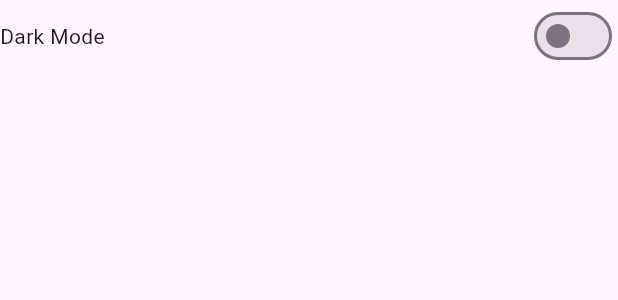
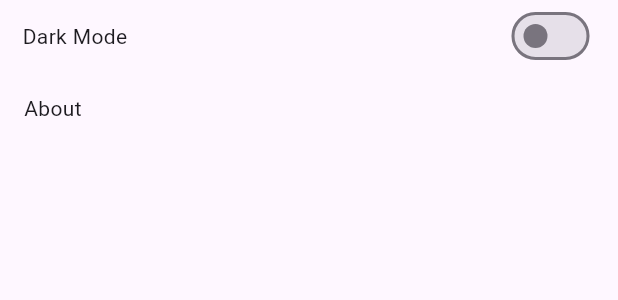
Before and after one commit to rithik20/free_pdf_reader, a Flutter app: the SettingsBody widget shown alone on an empty page, opened directly, on a phone screen of 412 x 824 dp. Shown: the top 300 px of the screen. Run offline on Flutter 3.47's test engine with Material 2 defaults, Android fonts, the phone set to English and light mode, and no system bars; our stand-ins replace file_picker, permission_handler, shared_preferences; missing offline and left inert: flutter_pdfview; accounts and stored records are empty.

Commit message:
added about page

```diff
--- a/lib/user_interface/settings/settings.dart
+++ b/lib/user_interface/settings/settings.dart
@@ -13,7 +13,6 @@ class Settings extends StatelessWidget {
         title: const Text("Settings"),
       ),
       body: Container(
-        padding: const EdgeInsets.all(5.0),
           width: MediaQuery.of(context).size.width,
           height: MediaQuery.of(context).size.height,
           child: const SettingsBody()),
--- a/lib/user_interface/settings/widgets/settings_body.dart
+++ b/lib/user_interface/settings/widgets/settings_body.dart
@@ -1,6 +1,7 @@
 import 'package:flutter/material.dart';
 import 'package:pdf_reader/business_logic/app_style/app_theme.dart';
 import 'package:pdf_reader/business_logic/shared_preferences/app_theme_store.dart';
+import 'package:pdf_reader/user_interface/app_about_page/app_about_page.dart';
 import 'package:provider/provider.dart';
 
 class SettingsBody extends StatelessWidget {
@@ -8,26 +9,36 @@ class SettingsBody extends StatelessWidget {
 
   @override
   Widget build(BuildContext context) {
-
     final themeSet = Provider.of<AppThemeToLocalStorage>(context);
     return Column(
+      crossAxisAlignment: CrossAxisAlignment.start,
       children: [
-        Row(
-          mainAxisAlignment: MainAxisAlignment.spaceBetween,
-          children: [
-            const Text("Dark Mode"),
-            Consumer<AppThemeLogic>(
-              builder: (context, switchState, child) {
+        Padding(
+          padding: const EdgeInsets.only(left: 15.0, right: 15.0),
+          child: Row(
+            mainAxisAlignment: MainAxisAlignment.spaceBetween,
+            children: [
+              const Text("Dark Mode"),
+              Consumer<AppThemeLogic>(builder: (context, switchState, child) {
                 return Switch(
+                  activeColor: Colors.white,
                     value: switchState.switchState,
-                    onChanged: (value) async{
+                    onChanged: (value) async {
                       switchState.changeTheme(value);
                       await themeSet.addThemeToStorage(value);
-                    }
-                );
-              }
-            )
-          ],
+                    });
+              })
+            ],
+          ),
+        ),
+        Padding(
+          padding: const EdgeInsets.only(left: 8.0),
+          child: IconButton(onPressed: () {
+            ///when the user presses this button then navigate to the
+            ///About Page
+            Navigator.push(context, MaterialPageRoute(builder: (context)=>
+            const AboutPage()));
+          }, icon: const Text("About")),
         )
       ],
     );
--- a/pubspec.yaml
+++ b/pubspec.yaml
@@ -71,8 +71,8 @@ flutter:
   uses-material-design: true
 
   # To add assets to your application, add an assets section, like this:
-  # assets:
-  #   - images/a_dot_burr.jpeg
+  assets:
+     - assets/app_icon/
   #   - images/a_dot_ham.jpeg
 
   # An image asset can refer to one or more resolution-specific "variants", see
```
Also changed, not shown: lib/user_interface/app_about_page/app_about_page.dart (added, +98 -0 lines), assets/app_icon/pdfn.png (added).
